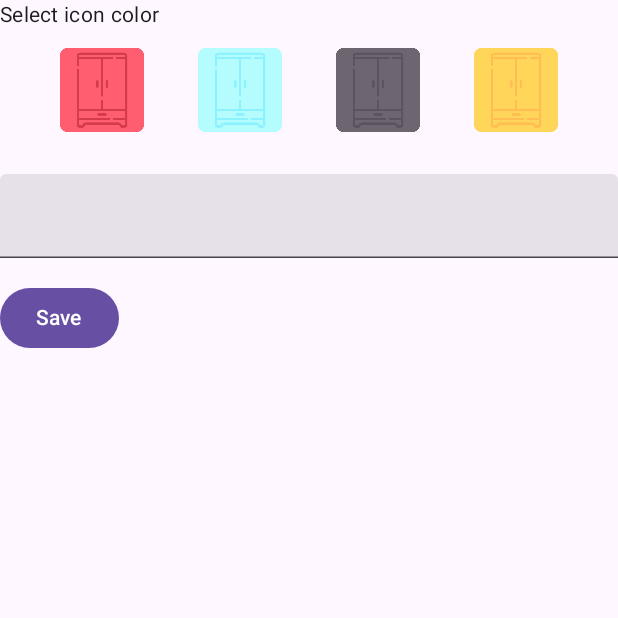
After one commit to RefubuS/ClosetCanvas, an Android app built with Jetpack Compose: the CreateWardrobeScreen screen opened through its navigation route, on a phone screen of 412 x 824 dp, the top half of it. The commit adds this screen. Run offline under Robolectric (Android 15) with nearby library versions, the phone set to English and light mode, and no system bars; our stand-ins replace Firebase (no records; nobody signed in at launch, a user with empty details on screens opened directly).

Commit message:
Created CreateWardrobeScreen, disabled dynamicColor in Theme, added wardrobe icons

```diff
--- a/app/src/main/java/com/filipzagulak/closetcanvas/MainActivity.kt
+++ b/app/src/main/java/com/filipzagulak/closetcanvas/MainActivity.kt
@@ -21,6 +21,8 @@ import androidx.navigation.compose.composable
 import androidx.navigation.compose.rememberNavController
 import com.filipzagulak.closetcanvas.presentation.choose_wardrobe.ChooseWardrobeScreen
 import com.filipzagulak.closetcanvas.presentation.choose_wardrobe.ChooseWardrobeViewModel
+import com.filipzagulak.closetcanvas.presentation.create_wardrobe.CreateWardrobeScreen
+import com.filipzagulak.closetcanvas.presentation.create_wardrobe.CreateWardrobeViewModel
 import com.filipzagulak.closetcanvas.presentation.profile.ProfileScreen
 import com.filipzagulak.closetcanvas.presentation.sign_in.GoogleAuthUiClient
 import com.filipzagulak.closetcanvas.presentation.sign_in.SignInScreen
@@ -134,7 +136,18 @@ class MainActivity : ComponentActivity() {
                                 },
                                 onBackButtonClicked = {
                                     navController.navigateUp()
+                                },
+                                onAddButtonClicked = {
+                                    navController.navigate("add_wardrobe")
                                 }
+                            )
+                        }
+                        composable("add_wardrobe") {
+                            val viewModel = viewModel<CreateWardrobeViewModel>()
+                            val state by viewModel.state.collectAsStateWithLifecycle()
+
+                            CreateWardrobeScreen(
+                                state = state
                             )
                         }
                     }
--- a/app/src/main/java/com/filipzagulak/closetcanvas/presentation/choose_wardrobe/ChooseWardrobeScreen.kt
+++ b/app/src/main/java/com/filipzagulak/closetcanvas/presentation/choose_wardrobe/ChooseWardrobeScreen.kt
@@ -13,8 +13,10 @@ import androidx.compose.foundation.layout.size
 import androidx.compose.foundation.lazy.LazyRow
 import androidx.compose.foundation.lazy.items
 import androidx.compose.material.icons.Icons
+import androidx.compose.material.icons.filled.Add
 import androidx.compose.material.icons.filled.Star
 import androidx.compose.material3.ExperimentalMaterial3Api
+import androidx.compose.material3.FloatingActionButton
 import androidx.compose.material3.Icon
 import androidx.compose.material3.MaterialTheme
 import androidx.compose.material3.Scaffold
@@ -36,7 +38,8 @@ fun ChooseWardrobeScreen(
     state: ChooseWardrobeState,
     userData: UserData?,
     onBackButtonClicked: () -> Unit,
-    onProfileIconClicked: () -> Unit
+    onProfileIconClicked: () -> Unit,
+    onAddButtonClicked: () -> Unit
 ) {
     Scaffold(
         topBar = { TopClosetCanvasBar(
@@ -71,7 +74,15 @@ fun ChooseWardrobeScreen(
                     }
                 )
                 Spacer(modifier = Modifier.height(16.dp))
-                // FloatingActionButton()
+                FloatingActionButton(
+                    onClick = onAddButtonClicked,
+                    content = {
+                        Icon(
+                            imageVector = Icons.Default.Add,
+                            contentDescription = "Add wardrobe"
+                        )
+                    }
+                )
             }
         }
     )
@@ -82,7 +93,7 @@ fun WardrobeItem(wardrobeData: WardrobeData) {
     Column(
         modifier = Modifier
             .padding(8.dp)
-            .clickable {  },
+            .clickable { },
         horizontalAlignment = Alignment.CenterHorizontally
     ) {
         Icon(
--- a/app/src/main/java/com/filipzagulak/closetcanvas/presentation/choose_wardrobe/ChooseWardrobeViewModel.kt
+++ b/app/src/main/java/com/filipzagulak/closetcanvas/presentation/choose_wardrobe/ChooseWardrobeViewModel.kt
@@ -5,7 +5,6 @@ import androidx.lifecycle.viewModelScope
 import com.filipzagulak.closetcanvas.data.remote.WardrobeRepository
 import kotlinx.coroutines.flow.MutableStateFlow
 import kotlinx.coroutines.flow.asStateFlow
-import kotlinx.coroutines.flow.update
 import kotlinx.coroutines.launch
 
 class ChooseWardrobeViewModel: ViewModel() {
@@ -20,7 +19,7 @@ class ChooseWardrobeViewModel: ViewModel() {
         }
     }
 
-    fun resetState() {
+    /* fun resetState() {
         _state.update { ChooseWardrobeState(emptyList()) }
-    }
+    } */
 }
--- /dev/null
+++ b/app/src/main/java/com/filipzagulak/closetcanvas/presentation/create_wardrobe/CreateWardrobeScreen.kt
@@ -0,0 +1,108 @@
+package com.filipzagulak.closetcanvas.presentation.create_wardrobe
+
+import androidx.compose.foundation.background
+import androidx.compose.foundation.clickable
+import androidx.compose.foundation.layout.Arrangement
+import androidx.compose.foundation.layout.Column
+import androidx.compose.foundation.layout.Row
+import androidx.compose.foundation.layout.Spacer
+import androidx.compose.foundation.layout.fillMaxSize
+import androidx.compose.foundation.layout.fillMaxWidth
+import androidx.compose.foundation.layout.height
+import androidx.compose.foundation.layout.padding
+import androidx.compose.foundation.layout.size
+import androidx.compose.foundation.text.KeyboardActions
+import androidx.compose.foundation.text.KeyboardOptions
+import androidx.compose.material3.Button
+import androidx.compose.material3.ExperimentalMaterial3Api
+import androidx.compose.material3.Icon
+import androidx.compose.material3.MaterialTheme
+import androidx.compose.material3.Text
+import androidx.compose.material3.TextField
+import androidx.compose.runtime.Composable
+import androidx.compose.ui.Modifier
+import androidx.compose.ui.graphics.Color
+import androidx.compose.ui.graphics.painter.Painter
+import androidx.compose.ui.res.painterResource
+import androidx.compose.ui.text.input.ImeAction
+import androidx.compose.ui.unit.dp
+import com.filipzagulak.closetcanvas.R
+
+
+@OptIn(ExperimentalMaterial3Api::class)
+@Composable
+fun CreateWardrobeScreen(
+    state: CreateWardrobeState,
+    //onWardrobeCreated: (String, String) -> Unit
+) {
+    Column(
+        modifier = Modifier
+            .fillMaxSize()
+    ) {
+        Text(
+            text = "Select icon color",
+            style = MaterialTheme.typography.bodyMedium
+        )
+        Row(
+            modifier = Modifier
+                .fillMaxWidth()
+                .padding(8.dp),
+            horizontalArrangement = Arrangement.SpaceEvenly
+        ) {
+            state.iconColors.forEach { color ->
+                Icon(
+                    painter = createIcon(color = color),
+                    contentDescription = "$color icon",
+                    modifier = Modifier
+                        .size(64.dp)
+                        .clickable {
+                            color.also { state.selectedIconColor.value = it }
+                        }
+                        .padding(4.dp)
+                        .background(
+                            color = if (color == state.selectedIconColor.value) MaterialTheme.colorScheme.outline else Color.Transparent,
+                            shape = MaterialTheme.shapes.small
+                        ),
+                    tint = Color.Unspecified
+                )
+            }
+        }
+
+        Spacer(modifier = Modifier.height(16.dp))
+
+        TextField(
+            value = state.wardrobeName.value,
+            onValueChange = { newState: String ->
+                state.wardrobeName.value = newState
+            },
+            keyboardOptions = KeyboardOptions.Default.copy(imeAction = ImeAction.Done),
+            keyboardActions = KeyboardActions(
+                onDone = { /* TODO */ }
+            ),
+            modifier = Modifier.fillMaxWidth()
+        )
+
+        Spacer(modifier = Modifier.height(16.dp))
+
+        Button(
+            onClick = {
+                //onWardrobeCreated(state.wardrobeName.value, state.selectedIconColor.value)
+            }
+        ) {
+            Text(text = "Save")
+        }
+    }
+}
+
+@Composable
+fun createIcon(color: String): Painter {
+    val iconRes = when (color) {
+        "red" -> R.drawable.red_wardrobe
+        "blue" -> R.drawable.blue_wardrobe
+        "gray" -> R.drawable.gray_wardrobe
+        "yellow" -> R.drawable.yellow_wardrobe
+
+        else -> R.drawable.gray_wardrobe
+    }
+    return painterResource(iconRes)
+}
--- /dev/null
+++ b/app/src/main/java/com/filipzagulak/closetcanvas/presentation/create_wardrobe/CreateWardrobeState.kt
@@ -0,0 +1,10 @@
+package com.filipzagulak.closetcanvas.presentation.create_wardrobe
+
+import androidx.compose.runtime.MutableState
+
+data class CreateWardrobeState(
+    var wardrobeName: MutableState<String>,
+    var selectedIconColor: MutableState<String>,
+    var showCancelConfirmation: MutableState<Boolean>,
+    val iconColors: List<String>
+)
--- /dev/null
+++ b/app/src/main/java/com/filipzagulak/closetcanvas/presentation/create_wardrobe/CreateWardrobeViewModel.kt
@@ -0,0 +1,24 @@
+package com.filipzagulak.closetcanvas.presentation.create_wardrobe
+
+import androidx.compose.runtime.mutableStateOf
+import androidx.lifecycle.ViewModel
+import kotlinx.coroutines.flow.MutableStateFlow
+import kotlinx.coroutines.flow.asStateFlow
+
+class CreateWardrobeViewModel: ViewModel() {
+    val wardrobeName = mutableStateOf("")
+    val selectedIconColor = mutableStateOf("gray")
+    val showCancelConfirmation = mutableStateOf(false)
+    val iconColors = listOf("red", "blue", "gray", "yellow")
+
+    private val _state = MutableStateFlow(CreateWardrobeState(
+        wardrobeName,
+        selectedIconColor,
+        showCancelConfirmation,
+        iconColors)
+    )
+
+    val state = _state.asStateFlow()
+
+
+}
--- a/app/src/main/java/com/filipzagulak/closetcanvas/ui/theme/Theme.kt
+++ b/app/src/main/java/com/filipzagulak/closetcanvas/ui/theme/Theme.kt
@@ -84,7 +84,7 @@ private val DarkColors = darkColorScheme(
 fun ClosetCanvasTheme(
     darkTheme: Boolean = isSystemInDarkTheme(),
     // Dynamic color is available on Android 12+
-    dynamicColor: Boolean = true,
+    dynamicColor: Boolean = false,
     content: @Composable () -> Unit
 ) {
     val colorScheme = when {
```
Also changed, not shown: app/src/main/res/drawable/blue_wardrobe.png (added), app/src/main/res/drawable/gray_wardrobe.png (added), app/src/main/res/drawable/red_wardrobe.png (added), app/src/main/res/drawable/yellow_wardrobe.png (added).
